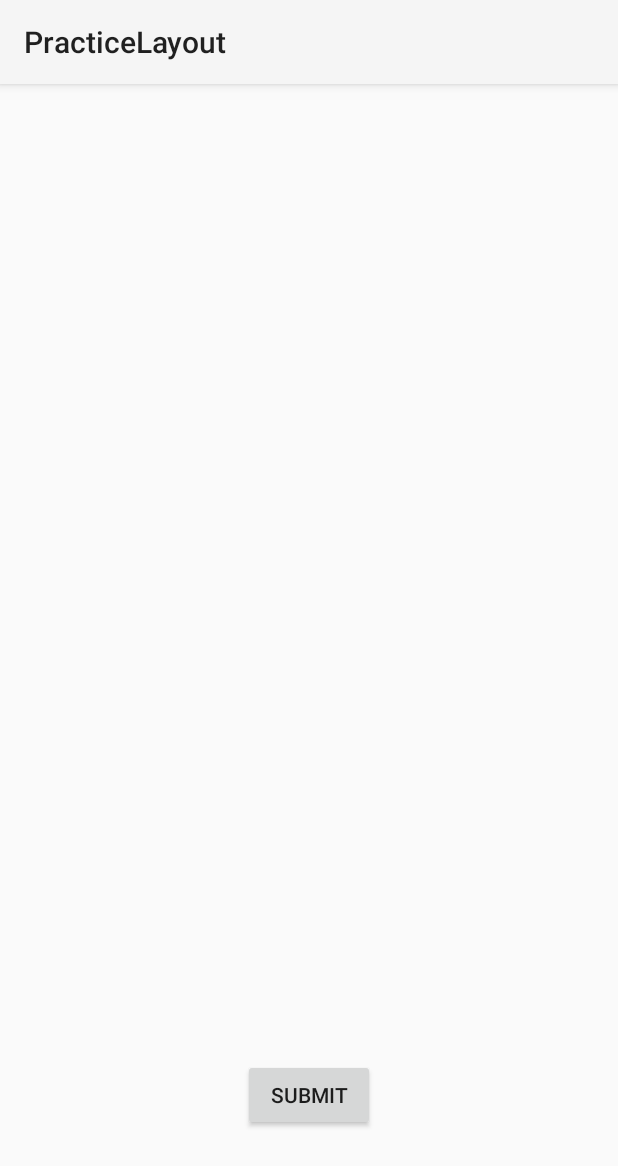
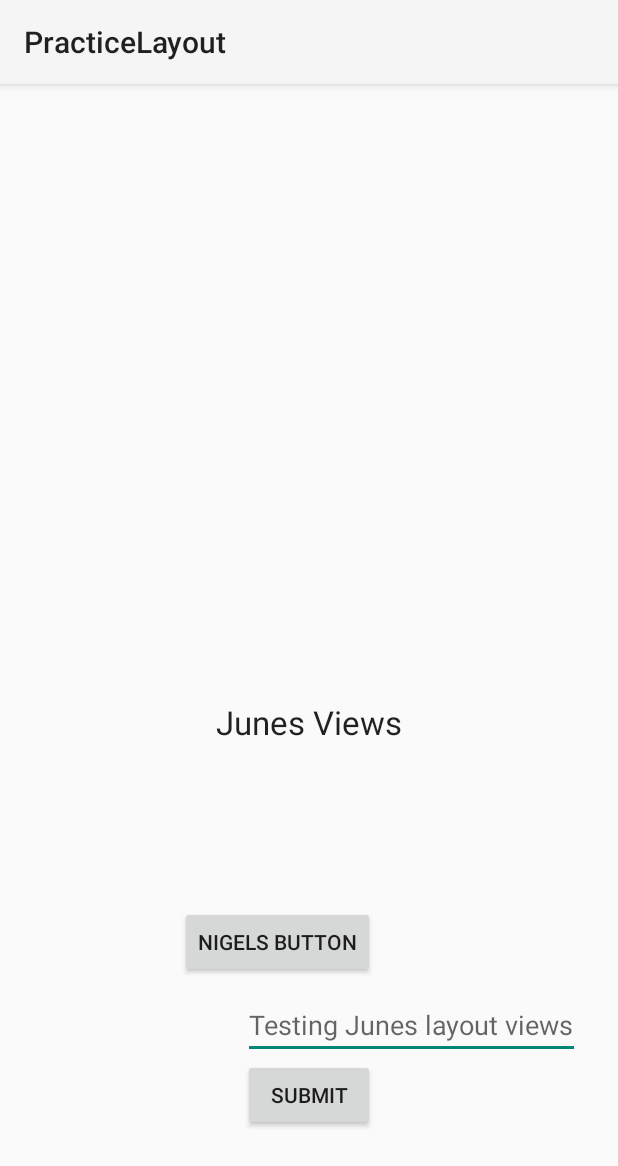
Before and after one commit to mobapptuts/androidwife-layouts, an Android app: the layout activity_practice_layout__main.xml on its own in the app's theme, with its tools: preview values and no code run, on a phone screen of 412 x 824 dp. Shown: the top 1166 px of the screen. Run offline under Robolectric (Android 15) with nearby library versions, the phone set to English and light mode, and no system bars.

Commit message:
Nigels changes adding additional views

```diff
--- a/app/src/main/res/layout/activity_practice_layout__main.xml
+++ b/app/src/main/res/layout/activity_practice_layout__main.xml
@@ -14,4 +14,31 @@
         android:layout_alignParentBottom="true"
         android:layout_centerHorizontal="true"
         android:layout_marginBottom="54dp" />
+
+    <Button
+        android:layout_width="wrap_content"
+        android:layout_height="wrap_content"
+        android:text="Nigels Button"
+        android:id="@+id/nige_button"
+        android:layout_above="@+id/button"
+        android:layout_alignEnd="@+id/button"
+        android:layout_marginBottom="54dp" />
+
+    <TextView
+        android:layout_width="wrap_content"
+        android:layout_height="wrap_content"
+        android:textAppearance="?android:attr/textAppearanceLarge"
+        android:text="Junes Views"
+        android:id="@+id/textView"
+        android:layout_above="@+id/nige_button"
+        android:layout_centerHorizontal="true"
+        android:layout_marginBottom="108dp" />
+
+    <EditText
+        android:layout_width="wrap_content"
+        android:layout_height="wrap_content"
+        android:id="@+id/editText"
+        android:hint="Testing Junes layout views"
+        android:layout_above="@+id/button"
+        android:layout_alignStart="@+id/button" />
 </RelativeLayout>
--- /dev/null
+++ b/app/src/main/res/values/ids.xml
@@ -0,0 +1,5 @@
+<?xml version="1.0" encoding="utf-8"?>
+<resources>
+    <item name="june_button" type="id"></item>
+    <item name="nigels_button" type="id"></item>
+</resources>
```
Also changed, not shown: app/src/main/java/com/ar4trip/practicelayout/PracticeLayout_MainActivity.java (+19 -0 lines), 3 other files.
